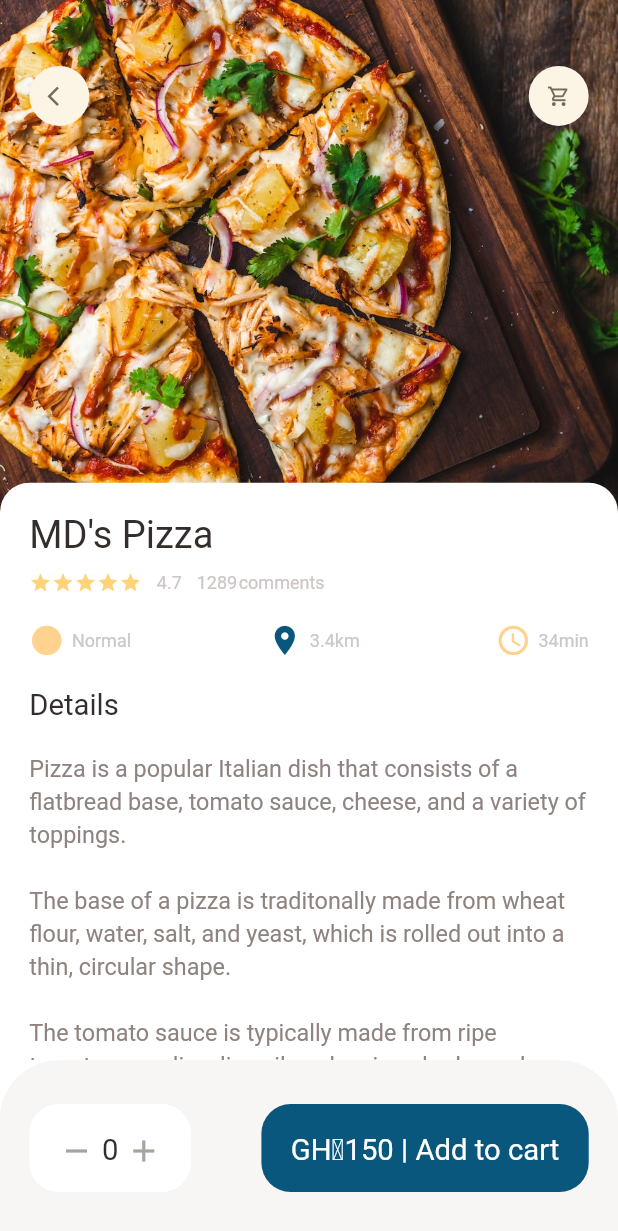
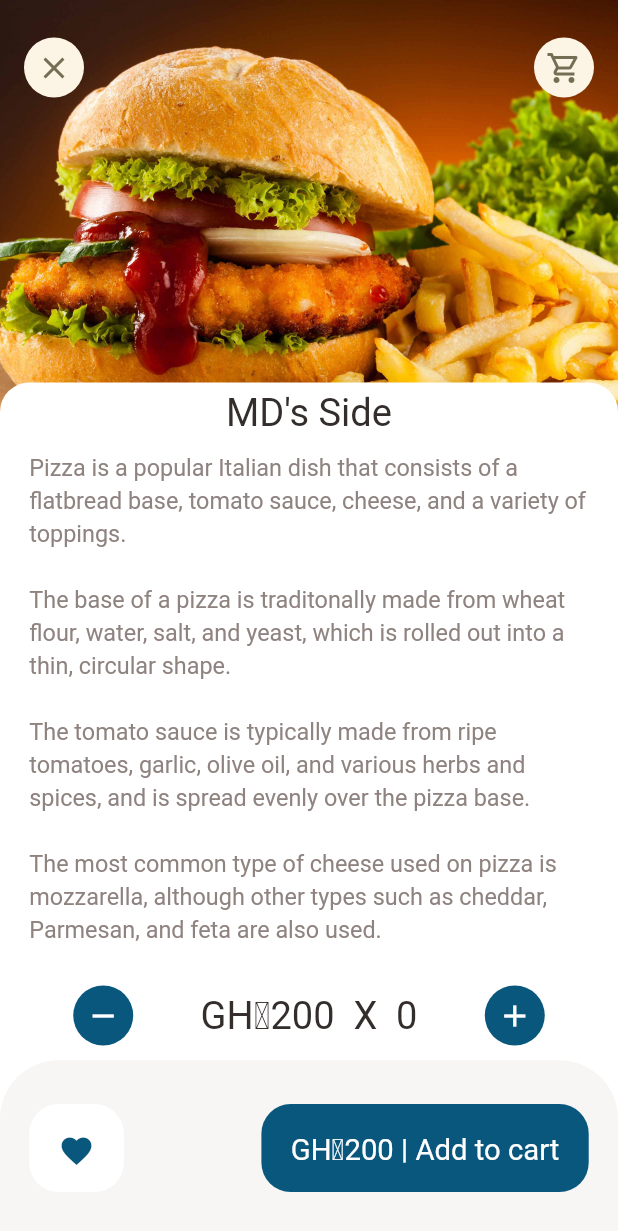
Before and after one commit to KwasiEvans/Mr-MD-Food-App, a Flutter app: the screen it shows after launch, after a tap on "Show more", on a phone screen of 412 x 824 dp. Shown: the top 1231 px of the screen. Run offline on Flutter 3.47's test engine with Material 2 defaults, Android fonts, the phone set to English and light mode, and no system bars; our stand-ins replace dots_indicator, get.

Commit message:
completed recomended food details page

```diff
--- a/frontend/lib/main.dart
+++ b/frontend/lib/main.dart
@@ -1,5 +1,6 @@
 import 'package:flutter/material.dart';
 import 'package:frontend/screens/food/populer_food_detials.dart';
+import 'package:frontend/screens/food/recomended_food_details.dart';
 import 'package:frontend/screens/home/main_page.dart';
 import 'package:get/get.dart';
 
@@ -19,7 +20,7 @@ class MyApp extends StatelessWidget {
       theme: ThemeData(
         primarySwatch: Colors.blue,
       ),
-      home: const PopularFoodDtails(),
+      home: RecomendedFoodDetail(),
     );
   }
 }
--- /dev/null
+++ b/frontend/lib/screens/food/recomended_food_details.dart
@@ -0,0 +1,148 @@
+import 'package:flutter/material.dart';
+import 'package:frontend/utils/colors.dart';
+import 'package:frontend/utils/dimentions.dart';
+import 'package:frontend/widgets/app_icon.dart';
+import 'package:frontend/widgets/big_text.dart';
+import 'package:frontend/widgets/expendable_text.dart';
+
+class RecomendedFoodDetail extends StatelessWidget {
+  const RecomendedFoodDetail({super.key});
+
+  @override
+  Widget build(BuildContext context) {
+    return Scaffold(
+      backgroundColor: Colors.white,
+      body: CustomScrollView(
+        slivers: [
+          SliverAppBar(
+            toolbarHeight: 90,
+            title: Row(
+              mainAxisAlignment: MainAxisAlignment.spaceBetween,
+              children: const [
+                AppIcon(icon: Icons.clear),
+                AppIcon(icon: Icons.shopping_cart_outlined),
+              ],
+            ),
+            bottom: PreferredSize(
+              preferredSize: const Size.fromHeight(20),
+              child: Container(
+                // ignore: sort_child_properties_last
+                child: Center(
+                    child: BigText(size: Dimensions.font26, text: "MD's Side")),
+                width: double.maxFinite,
+                padding: const EdgeInsets.only(top: 5, bottom: 10),
+                decoration: BoxDecoration(
+                    color: Colors.white,
+                    borderRadius: BorderRadius.only(
+                        topLeft: Radius.circular(Dimensions.radius20),
+                        topRight: Radius.circular(Dimensions.radius20))),
+              ),
+            ),
+            pinned: true,
+            backgroundColor: AppColors.mainColor,
+            expandedHeight: 300,
+            flexibleSpace: FlexibleSpaceBar(
+              background: Image.asset("assets/images/food0.jpg",
+                  width: double.maxFinite, fit: BoxFit.cover),
+            ),
+          ),
+          SliverToBoxAdapter(
+              child: Column(
+            children: [
+              Container(
+                child: ExpandableTextWidget(
+                    text:
+                        "Pizza is a popular Italian dish that consists of a flatbread base, tomato sauce, cheese, and a variety of toppings.\n\nThe base of a pizza is traditionally made from wheat flour, water, salt, and yeast, which is rolled out into a thin, circular shape.\n\nThe tomato sauce is typically made from ripe tomatoes, garlic, olive oil, and various herbs and spices, and is spread evenly over the pizza base.\n\nThe most common type of cheese used on pizza is mozzarella, although other types such as cheddar, Parmesan, and feta are also used.\n\nToppings on a pizza can vary widely, and may include meats such as pepperoni, sausage, ham, and bacon, as well as vegetables such as mushrooms, onions, peppers, and olives.\n\n"
+                        "Pizza is a popular Italian dish that consists of a flatbread base, tomato sauce, cheese, and a variety of toppings.\n\nThe base of a pizza is traditionally made from wheat flour, water, salt, and yeast, which is rolled out into a thin, circular shape.\n\nThe tomato sauce is typically made from ripe tomatoes, garlic, olive oil, and various herbs and spices, and is spread evenly over the pizza base.\n\nThe most common type of cheese used on pizza is mozzarella, although other types such as cheddar, Parmesan, and feta are also used.\n\nToppings on a pizza can vary widely, and may include meats such as pepperoni, sausage, ham, and bacon, as well as vegetables such as mushrooms, onions, peppers, and olives.\n\n"
+                        "Pizza is a popular Italian dish that consists of a flatbread base, tomato sauce, cheese, and a variety of toppings.\n\nThe base of a pizza is traditionally made from wheat flour, water, salt, and yeast, which is rolled out into a thin, circular shape.\n\nThe tomato sauce is typically made from ripe tomatoes, garlic, olive oil, and various herbs and spices, and is spread evenly over the pizza base.\n\nThe most common type of cheese used on pizza is mozzarella, although other types such as cheddar, Parmesan, and feta are also used.\n\nToppings on a pizza can vary widely, and may include meats such as pepperoni, sausage, ham, and bacon, as well as vegetables such as mushrooms, onions, peppers, and olives.\n\n"
+                        "Pizza is a popular Italian dish that consists of a flatbread base, tomato sauce, cheese, and a variety of toppings.\n\nThe base of a pizza is traditionally made from wheat flour, water, salt, and yeast, which is rolled out into a thin, circular shape.\n\nThe tomato sauce is typically made from ripe tomatoes, garlic, olive oil, and various herbs and spices, and is spread evenly over the pizza base.\n\nThe most common type of cheese used on pizza is mozzarella, although other types such as cheddar, Parmesan, and feta are also used.\n\nToppings on a pizza can vary widely, and may include meats such as pepperoni, sausage, ham, and bacon, as well as vegetables such as mushrooms, onions, peppers, and olives."),
+                margin: EdgeInsets.only(
+                    left: Dimensions.width20, right: Dimensions.width20),
+              ),
+            ],
+          )),
+        ],
+      ),
+      bottomNavigationBar: Column(
+        mainAxisSize: MainAxisSize.min,
+        children: [
+          Container(
+            padding: EdgeInsets.only(
+                left: Dimensions.width20 * 2.5,
+                right: Dimensions.width20 * 2.5,
+                top: Dimensions.height10,
+                bottom: Dimensions.height10),
+            child: Row(
+              mainAxisAlignment: MainAxisAlignment.spaceBetween,
+              children: [
+                const AppIcon(
+                    // iconSize: Dimensions.iconSize24,
+                    iconColor: Colors.white,
+                    backgroundColor: AppColors.mainColor,
+                    icon: Icons.remove),
+                BigText(
+                    text: "GH₵200 " + " X " + " 0",
+                    color: AppColors.mainBlackColor,
+                    size: Dimensions.font26),
+                const AppIcon(
+                    iconColor: Colors.white,
+                    backgroundColor: AppColors.mainColor,
+                    icon: Icons.add)
+              ],
+            ),
+          ),
+          Container(
+            height: Dimensions.bottonHeightBar,
+            padding: EdgeInsets.only(
+                top: Dimensions.height30,
+                bottom: Dimensions.height30,
+                left: Dimensions.width20,
+                right: Dimensions.width20),
+            decoration: BoxDecoration(
+              color: AppColors.buttonBackgroundColor,
+              borderRadius: BorderRadius.only(
+                topLeft: Radius.circular(Dimensions.radius20 * 2),
+                topRight: Radius.circular(Dimensions.radius20 * 2),
+              ),
+            ),
+            child: Row(
+              mainAxisAlignment: MainAxisAlignment.spaceBetween,
+              children: [
+                Container(
+                  padding: EdgeInsets.only(
+                      top: Dimensions.height20,
+                      bottom: Dimensions.height20,
+                      left: Dimensions.width20,
+                      right: Dimensions.width20),
+                  decoration: BoxDecoration(
+                      borderRadius: BorderRadius.circular(Dimensions.radius20),
+                      color: Colors.white),
+                  child: const Icon(
+                    Icons.favorite,
+                    color: AppColors.mainColor,
+                  ),
+                ),
+                Container(
+                  padding: EdgeInsets.only(
+                      top: Dimensions.height20,
+                      bottom: Dimensions.height20,
+                      left: Dimensions.width20,
+                      right: Dimensions.width20),
+                  // ignore: sort_child_properties_last
+                  child: BigText(
+                    text: "GH₵200 | Add to cart",
+                    color: Colors.white,
+                  ),
+                  decoration: BoxDecoration(
+                    borderRadius: BorderRadius.circular(Dimensions.radius20),
+                    color: AppColors.mainColor,
+                  ),
+                ),
+              ],
+            ),
+          ),
+        ],
+      ),
+    );
+  }
+}
--- a/frontend/lib/widgets/app_icon.dart
+++ b/frontend/lib/widgets/app_icon.dart
@@ -6,13 +6,16 @@ class AppIcon extends StatelessWidget {
   final Color backgroundColor;
   final Color iconColor;
   final double size;
+  // final double iconSize;
 
-  const AppIcon(
-      {super.key,
-      required this.icon,
-      this.backgroundColor = const Color(0xFFfcf4e4),
-      this.iconColor = const Color(0xFF756d54),
-      this.size = 40});
+  const AppIcon({
+    super.key,
+    required this.icon,
+    this.backgroundColor = const Color(0xFFfcf4e4),
+    this.iconColor = const Color(0xFF756d54),
+    this.size = 40,
+    // this.iconSize = 16,
+  });
 
   @override
   Widget build(BuildContext context) {
@@ -22,7 +25,11 @@ class AppIcon extends StatelessWidget {
       decoration: BoxDecoration(
           borderRadius: BorderRadius.circular(size / 2),
           color: backgroundColor),
-      child: Icon(icon, color: iconColor, size: Dimensions.iconSize16),
+      child: Icon(
+        icon,
+        color: iconColor,
+        // size: iconSize,
+      ),
     );
   }
 }
```
